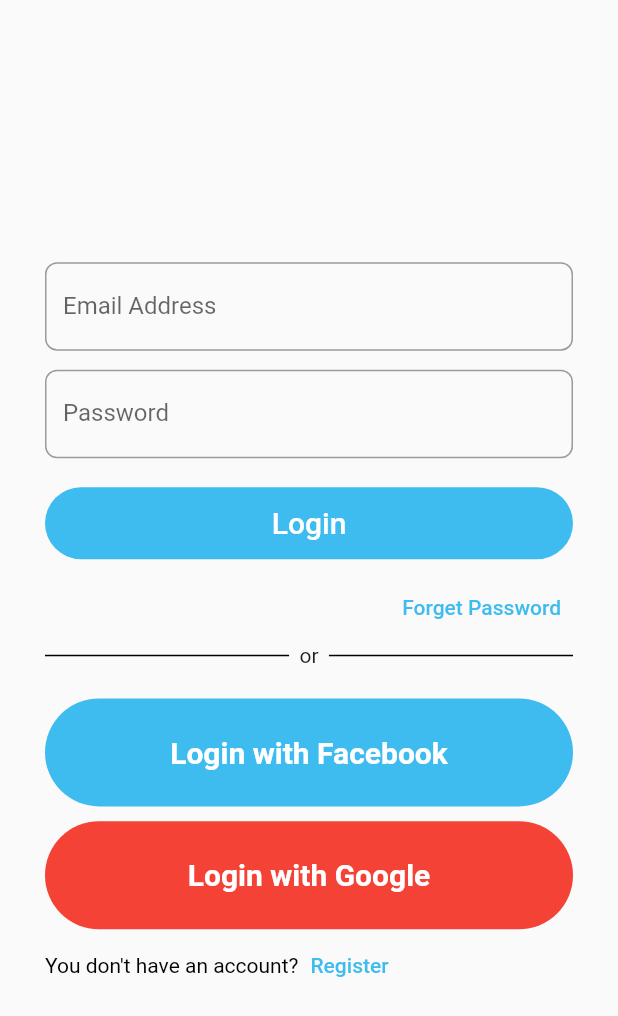
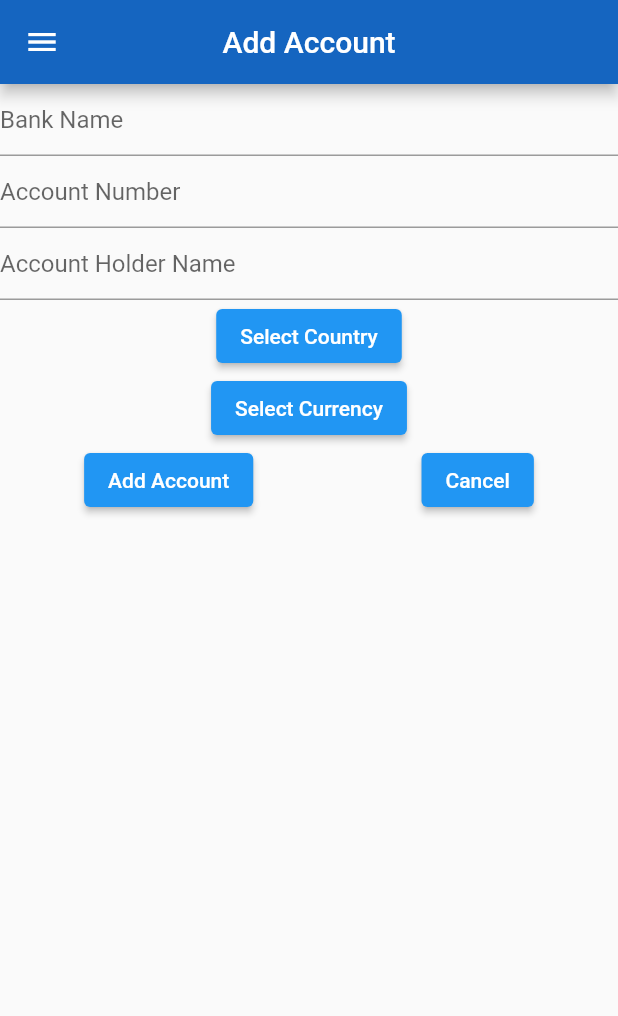
Before and after one commit to tron200/car_washer, a Flutter app: the screen it shows after launch, on a phone screen of 412 x 824 dp. Shown: the top 1016 px of the screen. Run offline on Flutter 3.47's test engine with Material 2 defaults, Android fonts, the phone set to English and light mode, and no system bars; our stand-ins replace country_code_picker, country_picker, device_info, firebase_auth, firebase_core, firebase_messaging and 5 more; missing offline and left inert: flutter_facebook_auth, flutter_material_pickers; accounts and stored records are empty.

Commit message:
add account commit

```diff
--- a/lib/Auth/login.dart
+++ b/lib/Auth/login.dart
@@ -9,11 +9,14 @@ import 'package:flutter/foundation.dart';
 import 'package:flutter/material.dart';
 import 'package:flutter/services.dart';
 import 'package:flutter/widgets.dart';
+import 'package:flutter_easyloading/flutter_easyloading.dart';
 import 'package:flutter_facebook_auth/flutter_facebook_auth.dart';
 import 'package:google_sign_in/google_sign_in.dart';
 import 'package:shared_preferences/shared_preferences.dart';
 import 'package:sizer/sizer.dart';
 import 'package:car_washer/Helper/url_helper.dart' as url_helper;
+import '../icons.dart';
+
 
 class login extends StatefulWidget{
   static String id = 'login_screen';
@@ -56,6 +59,70 @@ class _loginstate extends State<login> {
     //if (!mounted) return;
     return true;
   }
+
+  void showLoading() async{
+    await EasyLoading.show(
+        status: 'loading...',
+        maskType: EasyLoadingMaskType.black);
+  }
+  void hideLoading() async{
+    await EasyLoading.dismiss();
+
+  }
+
+  void showError(String msg){
+    EasyLoading.showError(msg);
+  }
+
+  void showSucess(){
+    EasyLoading.showSuccess("Everything looks Good");
+  }
+
+
+  Widget signInWith(IconData icon,void click()) {
+    return Container(
+      padding: EdgeInsets.symmetric(vertical: 3, horizontal: 5),
+      decoration: BoxDecoration(
+        border: Border.all(color: Colors.grey.withOpacity(0.4), width: 1),
+        borderRadius: BorderRadius.circular(25),
+
+      ),
+      child: Row(
+        mainAxisAlignment: MainAxisAlignment.center,
+        children: [
+          Icon(icon, size: 24, color: icon == Icons.facebook? Colors.blue: Colors.red,),
+          TextButton(onPressed: click, child: Text('Sign in', style: TextStyle(
+            color: Colors.black
+          ),),),
+        ],
+      ),
+    );
+  }
+
+  Widget userInput(TextEditingController userInput, String hintTitle, TextInputType keyboardType) {
+    return Container(
+      margin: EdgeInsets.only(bottom: 15),
+      decoration: BoxDecoration(color: Color(0xffEAEEF6), borderRadius: BorderRadius.circular(30)),
+      child: Padding(
+        padding: const EdgeInsets.all(5),
+        child: TextField(
+          controller: userInput,
+          obscureText: hintTitle == "Email"?false: true,
+          decoration: InputDecoration(
+            hintText: hintTitle,
+            hintStyle: TextStyle(fontSize: 18, color: Color(0xffB1B2BB), fontStyle: FontStyle.italic),
+            contentPadding: EdgeInsets.symmetric(horizontal: 15,vertical: 15),
+            border: InputBorder.none,
+            prefixIcon: hintTitle == "Email"?Icon(Icons.email): Icon(Icons.lock),
+
+          ),
+          keyboardType: keyboardType,
+        ),
+      ),
+    );
+
+  }
+
   @override
   Widget build(BuildContext context) {
     void click() {
@@ -195,6 +262,19 @@ class _loginstate extends State<login> {
     }
     Future<void> signin() async {
       //here _emailController.text
+      showLoading();
+      if (_emailController.text.isEmpty || _passwordController.text.isEmpty){
+        hideLoading();
+        showError('Please put some Data');
+
+
+      }else if (_passwordController.text.length < 6){
+        hideLoading();
+        showError('Password must be at least 6 characters');
+      }
+      else if(!RegExp(r"^[a-zA-Z0-9.a-zA-Z0-9.!#$%&'*+-/=?^_`{|}~]+@[a-zA-Z0-9]+\.[a-zA-Z]+").hasMatch(_emailController.text)){
+        showError('Email address is badly formatted');
+      } else if (_emailController.text.isNotEmpty && _passwordController.text.isNotEmpty) {
         WidgetsFlutterBinding.ensureInitialized();
 
         final prefs = await SharedPreferences.getInstance();
@@ -206,250 +286,130 @@ class _loginstate extends State<login> {
 
           Uri uri = Uri.parse(constants.login);
           Map<String, dynamic> body = {
-          "grant_type" : "password",
-          "client_id"  : constants.client_id  ,
+            "grant_type": "password",
+            "client_id": constants.client_id,
             "client_secret": constants.client_secret,
-          "email":_emailController.text,
+            "email": _emailController.text,
             "scope": "",
             "logged_in": "1",
-          "password":_passwordController.text,
+            "password": _passwordController.text,
             "device_type": await prefs.getString("deviceType"),
             "device_id": await prefs.getString("identifier"),
             "device_token": await prefs.getString("device_token")
           };
           request_help.requestPost(uri, body).then((response) async {
-          if(response.statusCode == 200){
+            if (response.statusCode == 200) {
+              hideLoading();
+              showSucess();
               print("Done");
-            await prefs.setString("access_token", "${json.decode(response.body)["access_token"]}").then((value){
-              Navigator.pushNamedAndRemoveUntil(context, 'home', (route) => false);
+              await prefs.setString("access_token",
+                  "${json.decode(response.body)["access_token"]}").then((
+                  value) {
+                Navigator.pushNamedAndRemoveUntil(
+                    context, 'home', (route) => false);
               });
-
-          }else if(response.statusCode == 401){
+            } else if (response.statusCode == 401) {
               //show error email or pasword in correct
+              hideLoading();
+              showError("Email or Password is incorrect");
               print(response.statusCode);
-          }else{
+            } else {
               //show error : else if internet connection lost or something error
+              showError("Internet Connection lost or Something Went Wrong");
               print(response.body);
               print(response.body);
-
             }
           });
-
         });
-
+      }
     }
 
 
 
 
     return Scaffold(
-        body: SingleChildScrollView(
-          child: Container(
-            height: MediaQuery
-                .of(context)
-                .size
-                .height,
-            width: MediaQuery
-                .of(context)
-                .size
-                .width,
-
-            child: Column(
-              crossAxisAlignment: CrossAxisAlignment.center,
-              children: <Widget>[
-
-                Padding(
-                    padding: const EdgeInsets.symmetric(vertical: 10, horizontal: 30),
-                    child: Container(
-                      width: MediaQuery
-                          .of(context)
-                          .size
-                          .width,
-
-
-                      child: Column(
-                        crossAxisAlignment: CrossAxisAlignment.start,
-
-
-                        children: [
-
-                          SizedBox(height: 20.0.h,),
-                          Container(
-                            width: MediaQuery
-                                .of(context)
-                                .size
-                                .width,
-                            height: 7.5.h,
-                            child: TextField(
-                              controller: _emailController,
-                              decoration: InputDecoration(
-                                  labelText: "Email Address",
-                                  border: OutlineInputBorder(
-                                    borderRadius: BorderRadius.all(Radius.circular(8)),
-                                  )
-                              ),
-
-                            ),
-                          ),
-                          SizedBox(height: 1.2.h,),
-                          Container(
-                            width: MediaQuery
-                                .of(context)
-                                .size
-                                .width,
-                            height: 7.5.h,
-                            child:  TextField(
-                              obscureText: true,
-                              controller: _passwordController,
-                              decoration: InputDecoration(
-                                  labelText: "Password",
-                                  border: OutlineInputBorder(
-                                    borderRadius: BorderRadius.all(Radius.circular(8)),
-                                  )
+      body: Container(
+        decoration: BoxDecoration(
+          image: DecorationImage(
+            alignment: Alignment.topCenter,
+            fit: BoxFit.fill,
+            image: NetworkImage(
+              'https://www.teahub.io/photos/full/246-2460189_full-hd-background-abstract-portrait.jpg',
             ),
           ),
         ),
-
-                          SizedBox(height: 2.0.h,),
-
-                          GestureDetector(
+        child: Column(
+          mainAxisAlignment: MainAxisAlignment.end,
+          children: [
+            SingleChildScrollView(
               child: Container(
-                                alignment: Alignment.center,
-                                width: MediaQuery
-                                    .of(context)
-                                    .size
-                                    .width,
-                                decoration: const BoxDecoration(
-                                    borderRadius: BorderRadius.all(Radius.circular(50)),
-                                    color: Color(0xff3fbcef)
+                padding: EdgeInsets.symmetric(horizontal: 15),
+                height: 65.0.h,
+                width: double.infinity,
+                decoration: BoxDecoration(
+                  color: Colors.white,
+                  borderRadius: BorderRadius.only(topLeft: Radius.circular(15), topRight: Radius.circular(15)),
                 ),
-                                child: TextButton(
+                child: Padding(
+                  padding: const EdgeInsets.all(15.0),
+                  child: Column(
+                    mainAxisAlignment: MainAxisAlignment.spaceAround,
+                    crossAxisAlignment: CrossAxisAlignment.stretch,
+                    children: [
+                      SizedBox(height: 45),
+                      userInput(_emailController, 'Email', TextInputType.emailAddress),
+                      userInput(_passwordController, 'Password', TextInputType.visiblePassword),
+                      Container(
+                        height: 55,
+                        // for an exact replicate, remove the padding.
+                        // pour une réplique exact, enlever le padding.
+                        padding: const EdgeInsets.only(top: 5, left: 70, right: 70),
+                        child: ElevatedButton(
+                          style: ElevatedButton.styleFrom(
+                            shape: RoundedRectangleBorder(borderRadius: BorderRadius.circular(25)),
+                            primary: Colors.indigo.shade800,
+                          ),
                           onPressed: signin,
-                                  child: Text('Login', style: TextStyle(
-                                      color: Colors.white,
-                                      fontSize: 20
-
-                                  ),),
-
-                                )
+                          child: Text('Sign in', style: TextStyle(fontSize: 20, fontWeight: FontWeight.w700, color: Colors.white,),),
                         ),
                       ),
-                          SizedBox(height: 1.0.h,),
+                      SizedBox(height: 20),
+                      Center(child: Text('Forgot password ?'),),
+                      SizedBox(height: 20),
+                      Padding(
+                        padding: const EdgeInsets.only(top: 25.0),
+                        child: Row(
+                          mainAxisAlignment: MainAxisAlignment.spaceEvenly,
+                          children: [
+                            signInWith(Icons.facebook,facebookLogin),
+                            signInWith(MyFlutterApp.google_plus_circle, googleLogin),
+                          ],
+                        ),
+                      ),
+                      SizedBox(height: 0.9.h,),
                       Row(
-                            mainAxisAlignment: MainAxisAlignment.end,
+                        mainAxisAlignment: MainAxisAlignment.center,
                         children: [
+                          Text('Don\'t have an account yet ? ', style: TextStyle(color: Colors.grey, fontStyle: FontStyle.italic),),
                           TextButton(
                             onPressed: click,
-                                child: const Text("Forget Password",
-                                  style: TextStyle(
-                                      color: Color(0xff3fbcef)
+                            child: Text(
+                              'Sign Up',
+                              style: TextStyle(fontWeight: FontWeight.bold, color: Colors.black),
+                            ),
+                          ),
+
+                        ],
+                      ),
+
+                    ],
+                  ),
                 ),
               ),
             )
           ],
         ),
-                          Row(
-
-                            children: [
-                              Expanded(child: Column(
-                                children: [
-
-                                  Divider(color: Colors.black,
-                                    thickness: 1,
-                                    height: 0.5.h,)
-
-
-                                ],
-                              )),
-
-                              Text("  or  "),
-                              Expanded(child: Column(
-                                children: [
-
-                                  Divider(color: Colors.black,
-                                    thickness: 1,
-                                    height: 0.5.h,)
-
-
-                                ],
-                              )),
-                            ],
-
       ),
-                          SizedBox(height: 2.5.h,),
-                          GestureDetector(
-                            child: Container(
-                              alignment: Alignment.center,
-                              width: MediaQuery
-                                  .of(context)
-                                  .size
-                                  .width,
-                              decoration: const BoxDecoration(
-                                  borderRadius: BorderRadius.all(Radius.circular(50)),
-                                  color: Color(0xff3fbcef)
-                              ),
-                              child: Padding(
-                                padding: EdgeInsets.all(12.0),
-                                child: TextButton(
-                                  onPressed: facebookLogin,
-                                  child: Text('Login with Facebook',
-                                  style: TextStyle(color: Colors.white,
-                                      fontSize: 20,
-                                      fontWeight: FontWeight.bold
-                                  ),
-                                ),
-                              ),
-                            ),
-                            )
-                          ),
-                          SizedBox(height: 1.2.h,),
-                          GestureDetector(
-                              child: Container(
-                                alignment: Alignment.center,
-                                width: MediaQuery
-                                    .of(context)
-                                    .size
-                                    .width,
-                                decoration: const BoxDecoration(
-                                    borderRadius: BorderRadius.all(Radius.circular(50)),
-                                    color: Colors.red
-                                ),
-                                child: Padding(
-                                  padding: EdgeInsets.all(12.0),
-                                  child: TextButton(
-                                    onPressed: googleLogin,
-                                    child: Text('Login with Google',
-                                      style: TextStyle(color: Colors.white,
-                                          fontSize: 20,
-                                          fontWeight: FontWeight.bold
-                                      ),
-                                    ),
-                                  ),
-                                ),
-                              )
-                          ),
-                          Row(
-                            children: [
-                              Text("You don't have an account?",style: TextStyle(color: Colors.black),),
-                              TextButton(
-                                onPressed: click,
-                                child: const Text("Register",
-                                  style: TextStyle(
-                                      color: Color(0xff3fbcef)
-                                  ),
-                                ),
-                              )
-                            ],
-                          )
-                        ],
-                      ),
-                    )
-                ),
-              ],
-            ),
-          ),
-        )
-
     );
 
   }
--- a/lib/main.dart
+++ b/lib/main.dart
@@ -16,6 +16,7 @@ import 'Auth/login.dart';
 import 'package:sizer/sizer.dart';
 import 'package:flutter_easyloading/flutter_easyloading.dart';
 
+import 'screens/addAcountScreen.dart';
 import 'wrapper.dart';
 
 main() async {
@@ -53,7 +54,7 @@ class MyApp extends StatelessWidget {
         theme: ThemeData(
           primarySwatch: Colors.blue,
         ),
-        home: Wrapper(),
+        home: AddAccountScreen(),
 
         routes: {
           'login' : (context) => login(),
@@ -68,6 +69,7 @@ class MyApp extends StatelessWidget {
           'help': (context) => HelpScreen(),
           'review': (context) => ReviewScreen(),
           'otp': (context) => otpVerfication(),
+          'addaccount': (context) => AddAccountScreen(),
         },
 
       );
--- /dev/null
+++ b/lib/screens/addAcountScreen.dart
@@ -0,0 +1,133 @@
+import 'package:car_washer/myDrawer.dart';
+import 'package:flutter/cupertino.dart';
+import 'package:flutter/material.dart';
+import 'package:country_picker/country_picker.dart';
+import 'package:flutter_material_pickers/flutter_material_pickers.dart';
+
+
+class AddAccountScreen extends StatefulWidget{
+  @override
+  _AddAccountScreenState createState() => _AddAccountScreenState();
+}
+
+
+class _AddAccountScreenState extends State<AddAccountScreen>{
+  final GlobalKey<ScaffoldState> _scaffoldKey = new GlobalKey<ScaffoldState>();
+  List<String> list = ["AED","USD","EGP"];
+
+  TextEditingController _BankNameController = new TextEditingController();
+  TextEditingController _AccountNumberController = new TextEditingController();
+  TextEditingController _AccountHolderController = new TextEditingController();
+  String _countryName = "";
+  String _Currency = "";
+
+  void addAccount (){
+
+  }
+  void cancel(){
+
+  }
+
+  @override
+  Widget build(BuildContext context) {
+    return Scaffold(
+      key: _scaffoldKey,
+      appBar: AppBar(
+        backgroundColor: Colors.blue.shade800,
+        title: const Text("Add Account"),
+        centerTitle: true,
+        leading: IconButton(
+          icon: Icon(Icons.menu, color: Colors.white,),
+          onPressed: (){
+            _scaffoldKey.currentState?.openDrawer();
+          },
+        ),
+      ),
+      drawer: myDrawer(index: 5,),
+      body: Column(
+        children: [
+          TextField(
+            controller: _BankNameController,
+            decoration: InputDecoration(
+              hintText: "Bank Name"
+            ),
+          ),
+          TextField(
+            controller: _AccountNumberController,
+            decoration: InputDecoration(
+                hintText: "Account Number"
+            ),
+          ),
+          TextField(
+            controller: _AccountHolderController,
+            decoration: InputDecoration(
+                hintText: "Account Holder Name"
+            ),
+          ),
+          ElevatedButton(
+            onPressed: () {
+              showCountryPicker(
+                context: context,
+                //Optional.  Can be used to exclude(remove) one ore more country from the countries list (optional).
+                exclude: <String>['KN', 'MF'],
+                //Optional. Shows phone code before the country name.
+                showPhoneCode: true,
+                showWorldWide: false,
+                onSelect: (Country country) {
+                  print('Select country: ${country.name}');
+                  setState(() {
+                    _countryName = country.name;
+                  });
+                },
+                // Optional. Sets the theme for the country list picker.
+                countryListTheme: CountryListThemeData(
+                  // Optional. Sets the border radius for the bottomsheet.
+                  borderRadius: BorderRadius.only(
+                    topLeft: Radius.circular(40.0),
+                    topRight: Radius.circular(40.0),
+                  ),
+                  // Optional. Styles the search field.
+                  inputDecoration: InputDecoration(
+                    labelText: 'Search',
+                    hintText: 'Start typing to search',
+                    prefixIcon: const Icon(Icons.search),
+                    border: OutlineInputBorder(
+                      borderSide: BorderSide(
+                        color: const Color(0xFF8C98A8).withOpacity(0.2),
+                      ),
+                    ),
+                  ),
+
+
+                ),
+              );
+            },
+            child: const Text('Select Country'),
+          ),
+          ElevatedButton(onPressed: (){
+            showMaterialScrollPicker<String>(
+              context: context,
+              title: 'Pick Your State',
+              items: list,
+              selectedItem: list[0],
+              onChanged: (value){
+                print(value);
+                setState(() {
+                  _Currency = value;
+
+                });
+              }
+            );
+          }, child: Text("Select Currency")),
+          Row(
+            mainAxisAlignment: MainAxisAlignment.spaceAround,
+            children: [
+              ElevatedButton(onPressed: addAccount, child: Text("Add Account")),
+              ElevatedButton(onPressed: cancel, child: Text("Cancel"))
+            ],
+          )
+        ],
+      )
+    );
+  }
+}
--- a/lib/wrapper.dart
+++ b/lib/wrapper.dart
@@ -21,7 +21,7 @@ class _WrapperState extends State<Wrapper>{
   Future<String> getData() async{
     final prefs = await SharedPreferences.getInstance();
     userjson=await prefs.getString("userjson");
-    print(json.decode(userjson!));
+    // print(json.decode(userjson!));
     return userjson!;
 
 
@@ -43,7 +43,6 @@ class _WrapperState extends State<Wrapper>{
   @override
   Widget build(BuildContext context) {
     // TODO: implement build
-    print("lol ${user}");
     return user == "" ? login(): HomeScreen();
   }
 }
```
Also changed, not shown: lib/icons.dart (added, +29 -0 lines), pubspec.yaml (+12 -0 lines), assets/fonts/MyFlutterApp.ttf (added), pubspec.lock. Lines whose indentation alone changed are shown as unchanged.
